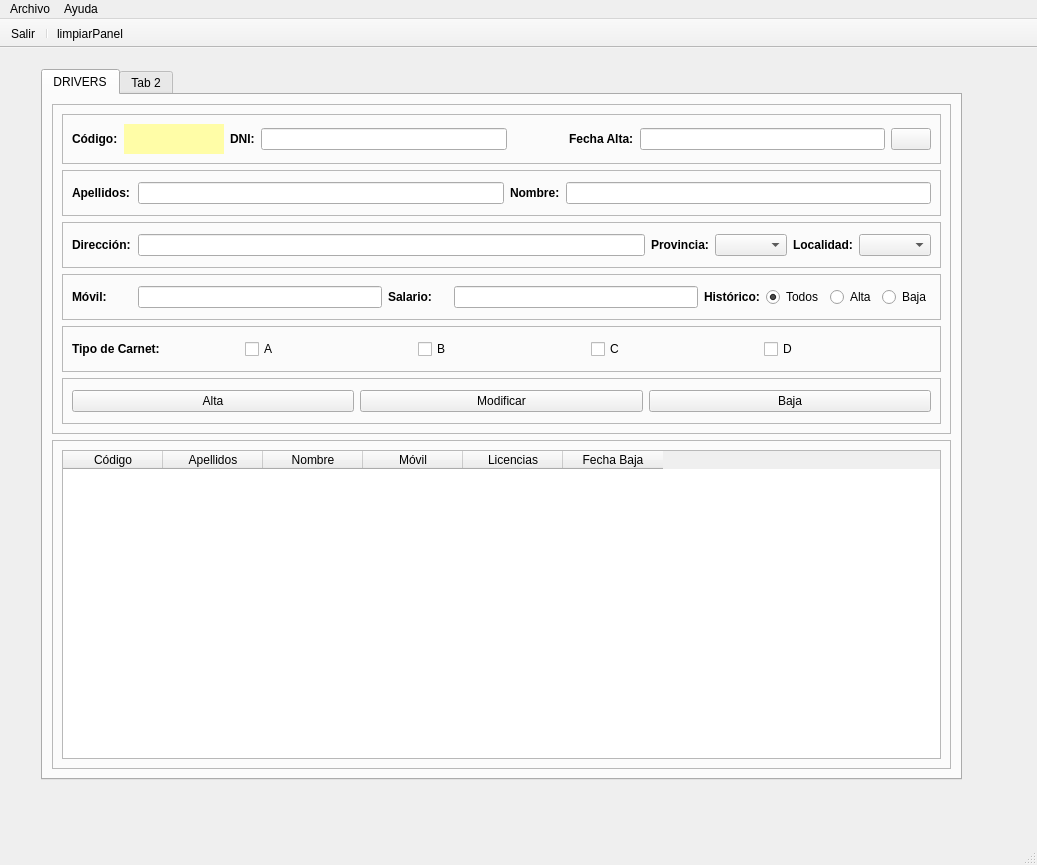
The window that TEMA 1/templates/MainWindow.ui (braisdp6/2DAM_DI) describes before a commit, drawn with Qt 5.
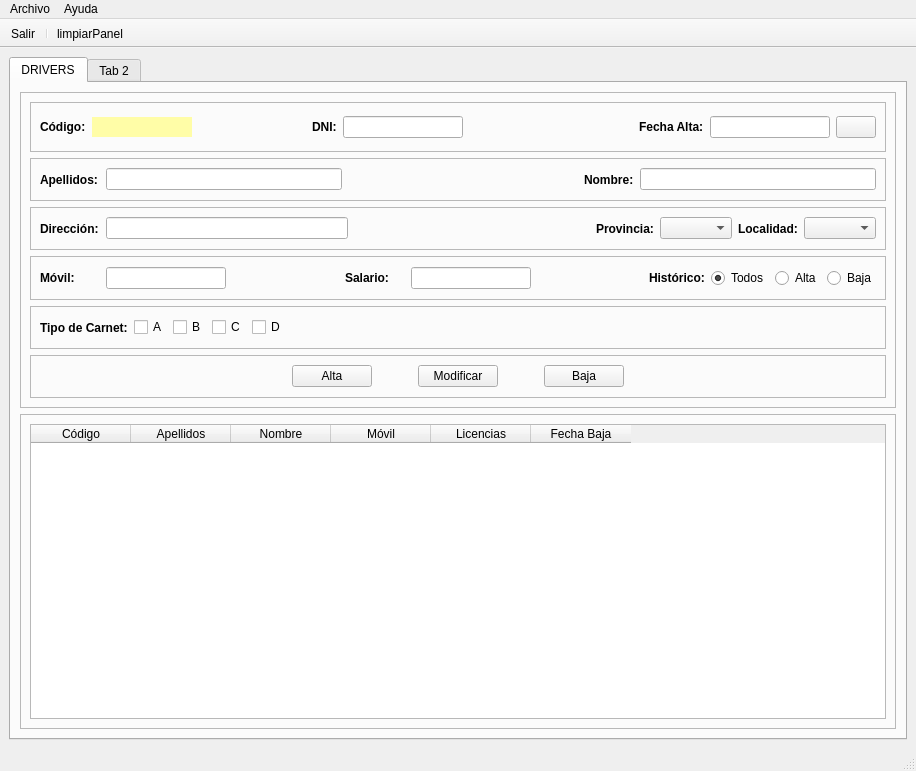
The same window after the commit. Icons and pictures are not drawn.

Diff of the .ui file:
```diff
--- a/TEMA 1/templates/MainWindow.ui
+++ b/TEMA 1/templates/MainWindow.ui
@@ -6,12 +6,12 @@
    <rect>
     <x>0</x>
     <y>0</y>
-    <width>1037</width>
-    <height>865</height>
+    <width>916</width>
+    <height>771</height>
    </rect>
   </property>
   <property name="sizePolicy">
-   <sizepolicy hsizetype="Maximum" vsizetype="Maximum">
+   <sizepolicy hsizetype="Expanding" vsizetype="Expanding">
     <horstretch>0</horstretch>
     <verstretch>0</verstretch>
    </sizepolicy>
@@ -26,15 +26,8 @@
      <verstretch>0</verstretch>
     </sizepolicy>
    </property>
-   <widget class="QWidget" name="">
-    <property name="geometry">
-     <rect>
-      <x>41</x>
-      <y>21</y>
-      <width>921</width>
-      <height>711</height>
-     </rect>
-    </property>
+   <layout class="QVBoxLayout" name="verticalLayout_4">
+    <item>
     <layout class="QHBoxLayout" name="horizontalLayout_7">
      <item>
       <widget class="QTabWidget" name="panelPrincipal">
@@ -110,6 +103,12 @@
                    <height>0</height>
                   </size>
                  </property>
+                  <property name="maximumSize">
+                   <size>
+                    <width>16777215</width>
+                    <height>20</height>
+                   </size>
+                  </property>
                  <property name="font">
                   <font>
                    <weight>75</weight>
@@ -127,6 +126,19 @@
                  </property>
                 </widget>
                </item>
+                <item>
+                 <spacer name="horizontalSpacer_10">
+                  <property name="orientation">
+                   <enum>Qt::Horizontal</enum>
+                  </property>
+                  <property name="sizeHint" stdset="0">
+                   <size>
+                    <width>40</width>
+                    <height>20</height>
+                   </size>
+                  </property>
+                 </spacer>
+                </item>
                <item>
                 <widget class="QLabel" name="lblDni">
                  <property name="minimumSize">
@@ -170,8 +182,8 @@
                  </property>
                  <property name="maximumSize">
                   <size>
-                   <width>100</width>
-                   <height>100</height>
+                    <width>50</width>
+                    <height>30</height>
                   </size>
                  </property>
                  <property name="font">
@@ -180,6 +192,9 @@
                    <pointsize>10</pointsize>
                   </font>
                  </property>
+                  <property name="frameShape">
+                   <enum>QFrame::NoFrame</enum>
+                  </property>
                  <property name="text">
                   <string/>
                  </property>
@@ -188,6 +203,19 @@
                  </property>
                 </widget>
                </item>
+                <item>
+                 <spacer name="horizontalSpacer_8">
+                  <property name="orientation">
+                   <enum>Qt::Horizontal</enum>
+                  </property>
+                  <property name="sizeHint" stdset="0">
+                   <size>
+                    <width>40</width>
+                    <height>20</height>
+                   </size>
+                  </property>
+                 </spacer>
+                </item>
                <item>
                 <widget class="QLabel" name="lblFechaAlta">
                  <property name="font">
@@ -274,6 +302,19 @@
                  </property>
                 </widget>
                </item>
+                <item>
+                 <spacer name="horizontalSpacer_7">
+                  <property name="orientation">
+                   <enum>Qt::Horizontal</enum>
+                  </property>
+                  <property name="sizeHint" stdset="0">
+                   <size>
+                    <width>40</width>
+                    <height>20</height>
+                   </size>
+                  </property>
+                 </spacer>
+                </item>
                <item>
                 <widget class="QLabel" name="lblNombre">
                  <property name="font">
@@ -349,6 +390,19 @@
                  </property>
                 </widget>
                </item>
+                <item>
+                 <spacer name="horizontalSpacer_6">
+                  <property name="orientation">
+                   <enum>Qt::Horizontal</enum>
+                  </property>
+                  <property name="sizeHint" stdset="0">
+                   <size>
+                    <width>40</width>
+                    <height>20</height>
+                   </size>
+                  </property>
+                 </spacer>
+                </item>
                <item>
                 <widget class="QLabel" name="lblProvincia">
                  <property name="minimumSize">
@@ -449,6 +503,19 @@
                  </property>
                 </widget>
                </item>
+                <item>
+                 <spacer name="horizontalSpacer_9">
+                  <property name="orientation">
+                   <enum>Qt::Horizontal</enum>
+                  </property>
+                  <property name="sizeHint" stdset="0">
+                   <size>
+                    <width>40</width>
+                    <height>20</height>
+                   </size>
+                  </property>
+                 </spacer>
+                </item>
                <item>
                 <widget class="QLabel" name="lblSalario">
                  <property name="minimumSize">
@@ -457,6 +524,12 @@
                    <height>20</height>
                   </size>
                  </property>
+                  <property name="maximumSize">
+                   <size>
+                    <width>16777215</width>
+                    <height>16777215</height>
+                   </size>
+                  </property>
                  <property name="font">
                   <font>
                    <family>Segoe UI</family>
@@ -485,6 +558,19 @@
                  </property>
                 </widget>
                </item>
+                <item>
+                 <spacer name="horizontalSpacer_5">
+                  <property name="orientation">
+                   <enum>Qt::Horizontal</enum>
+                  </property>
+                  <property name="sizeHint" stdset="0">
+                   <size>
+                    <width>40</width>
+                    <height>20</height>
+                   </size>
+                  </property>
+                 </spacer>
+                </item>
                <item>
                 <widget class="QLabel" name="lblHistorico">
                  <property name="minimumSize">
@@ -643,6 +729,19 @@
                  </property>
                 </widget>
                </item>
+                <item>
+                 <spacer name="horizontalSpacer_11">
+                  <property name="orientation">
+                   <enum>Qt::Horizontal</enum>
+                  </property>
+                  <property name="sizeHint" stdset="0">
+                   <size>
+                    <width>40</width>
+                    <height>20</height>
+                   </size>
+                  </property>
+                 </spacer>
+                </item>
               </layout>
              </widget>
             </item>
@@ -661,6 +760,19 @@
                <enum>QFrame::Raised</enum>
               </property>
               <layout class="QHBoxLayout" name="horizontalLayout_6">
+                <item>
+                 <spacer name="horizontalSpacer">
+                  <property name="orientation">
+                   <enum>Qt::Horizontal</enum>
+                  </property>
+                  <property name="sizeHint" stdset="0">
+                   <size>
+                    <width>40</width>
+                    <height>20</height>
+                   </size>
+                  </property>
+                 </spacer>
+                </item>
                <item>
                 <widget class="QPushButton" name="btnAltaDriver">
                  <property name="text">
@@ -668,6 +780,22 @@
                  </property>
                 </widget>
                </item>
+                <item>
+                 <spacer name="horizontalSpacer_2">
+                  <property name="orientation">
+                   <enum>Qt::Horizontal</enum>
+                  </property>
+                  <property name="sizeType">
+                   <enum>QSizePolicy::Minimum</enum>
+                  </property>
+                  <property name="sizeHint" stdset="0">
+                   <size>
+                    <width>40</width>
+                    <height>20</height>
+                   </size>
+                  </property>
+                 </spacer>
+                </item>
                <item>
                 <widget class="QPushButton" name="btnModificarDriver">
                  <property name="text">
@@ -675,6 +803,22 @@
                  </property>
                 </widget>
                </item>
+                <item>
+                 <spacer name="horizontalSpacer_3">
+                  <property name="orientation">
+                   <enum>Qt::Horizontal</enum>
+                  </property>
+                  <property name="sizeType">
+                   <enum>QSizePolicy::Minimum</enum>
+                  </property>
+                  <property name="sizeHint" stdset="0">
+                   <size>
+                    <width>40</width>
+                    <height>20</height>
+                   </size>
+                  </property>
+                 </spacer>
+                </item>
                <item>
                 <widget class="QPushButton" name="btnBajaDriver">
                  <property name="text">
@@ -682,6 +826,19 @@
                  </property>
                 </widget>
                </item>
+                <item>
+                 <spacer name="horizontalSpacer_4">
+                  <property name="orientation">
+                   <enum>Qt::Horizontal</enum>
+                  </property>
+                  <property name="sizeHint" stdset="0">
+                   <size>
+                    <width>40</width>
+                    <height>20</height>
+                   </size>
+                  </property>
+                 </spacer>
+                </item>
               </layout>
              </widget>
             </item>
@@ -777,15 +934,16 @@
       </widget>
      </item>
     </layout>
-   </widget>
+    </item>
+   </layout>
   </widget>
   <widget class="QMenuBar" name="menubar">
    <property name="geometry">
     <rect>
      <x>0</x>
      <y>0</y>
-     <width>1037</width>
-     <height>26</height>
+     <width>916</width>
+     <height>21</height>
     </rect>
    </property>
    <widget class="QMenu" name="menuArchivo">
```
Lines whose indentation alone changed are shown as unchanged.
